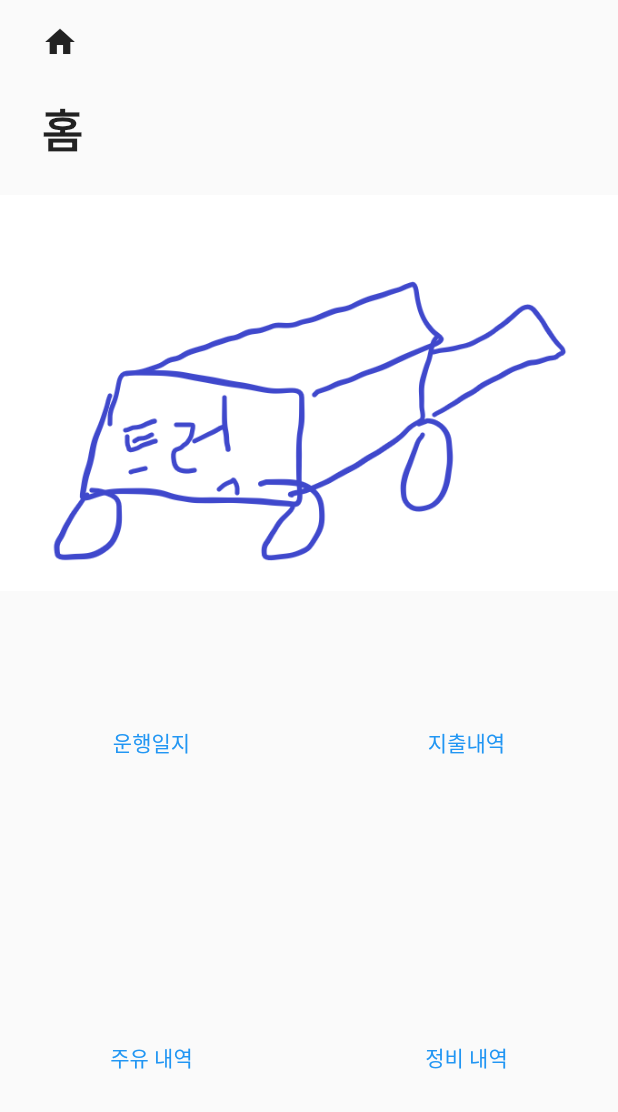
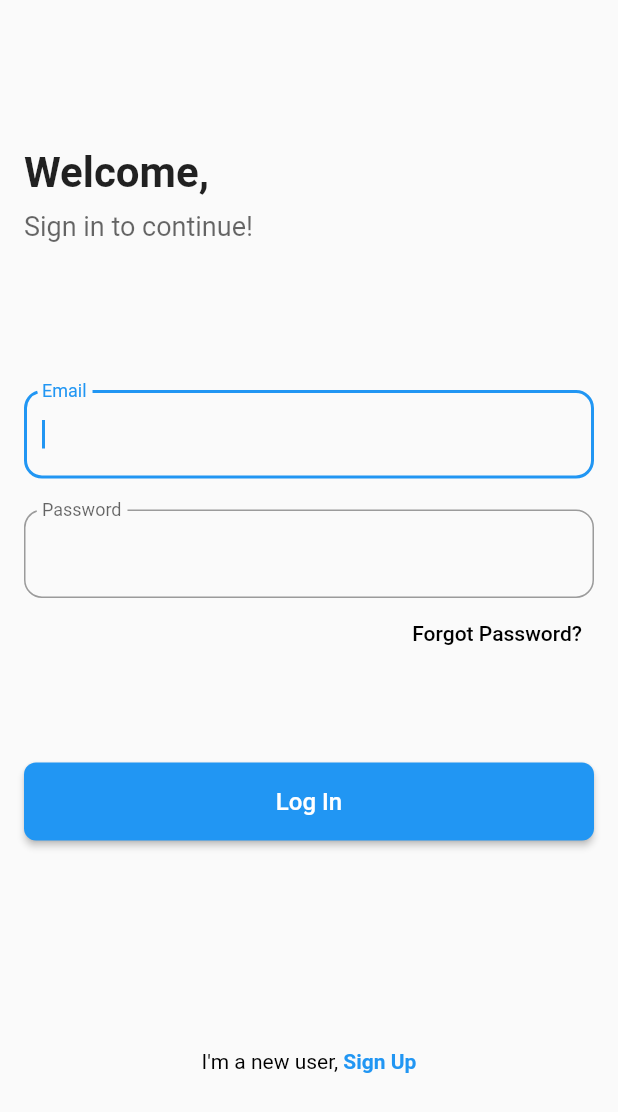
Before and after one commit to jun-young1993/freight-ui, a Flutter app: the screen it shows after launch, on a phone screen of 412 x 824 dp. Shown: the top 1112 px of the screen. Run offline on Flutter 3.47's test engine with Material 2 defaults, Android fonts, the phone set to English and light mode, and no system bars; our stand-ins replace flutter_bloc, syncfusion_flutter_datepicker; missing offline and left inert: dart:ffi, excel.

```diff
--- a/lib/routes.dart
+++ b/lib/routes.dart
@@ -2,13 +2,14 @@ import 'package:flutter/cupertino.dart';
 import 'package:freight_ui/config/route_map.dart';
 import 'package:freight_ui/ui/screen/expenditure/expenditure.dart';
 import 'package:freight_ui/ui/screen/home/home.dart';
+import 'package:freight_ui/ui/screen/simple_login/simple_login.dart';
 
 import 'core/fade_page_route.dart';
 import 'ui/screen/drive/drive.dart';
 import 'ui/screen/maintenance/maintenance.dart';
 import 'ui/screen/oil/oil.dart';
 
-enum Routes { home, drive, expenditure, oil, maintenance }
+enum Routes { home, drive, expenditure, oil, maintenance, simpleLogin }
 
 class _Paths {
   static const String home = 'home';
@@ -16,13 +17,15 @@ class _Paths {
   static const String expenditure = 'expenditure';
   static const String oil = 'oil';
   static const String maintenance = 'maintenance';
+  static const String simpleLogin = 'simpleLogin';
 
   static const Map<Routes, String> _pathMap = {
     Routes.home: _Paths.home,
     Routes.drive: _Paths.drive,
     Routes.expenditure: _Paths.expenditure,
     Routes.oil: _Paths.oil,
-    Routes.maintenance: _Paths.maintenance
+    Routes.maintenance: _Paths.maintenance,
+    Routes.simpleLogin: _Paths.simpleLogin
   };
 
   static String of(Routes route) => _pathMap[route] ?? home;
@@ -46,8 +49,10 @@ class AppNavigator {
         return FadeRoute(page: const OilScreen());
       case _Paths.maintenance:
         return FadeRoute(page: const MaintenanceScreen());
+      case _Paths.simpleLogin:
+        return FadeRoute(page: const SimpleLoginScreen());
       default:
-        return FadeRoute(page: const HomeScreen());
+        return FadeRoute(page: const SimpleLoginScreen());
     }
   }
 
--- a/lib/states/drive/drive_event.dart
+++ b/lib/states/drive/drive_event.dart
@@ -14,3 +14,7 @@ class DriveCreated extends DriveEvent {
   final DriveDto drive;
   const DriveCreated(this.drive);
 }
+
+class DriveExcelDownload extends DriveEvent {
+  const DriveExcelDownload();
+}
--- /dev/null
+++ b/lib/ui/screen/simple_login/simple_login.dart
@@ -0,0 +1,417 @@
+/*
+  Flutter UI
+  ----------
+  lib/screens/simple_login.dart
+*/
+
+import 'package:flutter/material.dart';
+import 'package:freight_ui/routes.dart';
+
+class SimpleLoginScreen extends StatefulWidget {
+  /// Callback for when this form is submitted successfully. Parameters are (email, password)
+  final Function(String? email, String? password)? onSubmitted;
+
+  const SimpleLoginScreen({this.onSubmitted, Key? key}) : super(key: key);
+  @override
+  State<SimpleLoginScreen> createState() => _SimpleLoginScreenState();
+}
+
+class _SimpleLoginScreenState extends State<SimpleLoginScreen> {
+  late String email, password;
+  String? emailError, passwordError;
+  Function(String? email, String? password)? get onSubmitted =>
+      widget.onSubmitted;
+
+  @override
+  void initState() {
+    super.initState();
+    email = '';
+    password = '';
+
+    emailError = null;
+    passwordError = null;
+  }
+
+  void resetErrorText() {
+    setState(() {
+      emailError = null;
+      passwordError = null;
+    });
+  }
+
+  bool validate() {
+    resetErrorText();
+
+    RegExp emailExp = RegExp(
+        r"^[a-zA-Z0-9.!#$%&'*+/=?^_`{|}~-]+@[a-zA-Z0-9](?:[a-zA-Z0-9-]{0,253}[a-zA-Z0-9])?(?:\.[a-zA-Z0-9](?:[a-zA-Z0-9-]{0,253}[a-zA-Z0-9])?)*$");
+
+    bool isValid = true;
+    if (email.isEmpty || !emailExp.hasMatch(email)) {
+      setState(() {
+        emailError = 'Email is invalid';
+      });
+      isValid = false;
+    }
+
+    if (password.isEmpty) {
+      setState(() {
+        passwordError = 'Please enter a password';
+      });
+      isValid = false;
+    }
+
+    return isValid;
+  }
+
+  void submit() {
+    // 임시
+    AppNavigator.push(Routes.home);
+
+
+    // if (validate()) {
+    //   if (onSubmitted != null) {
+    //     onSubmitted!(email, password);
+    //   }
+    // }
+  }
+
+  @override
+  Widget build(BuildContext context) {
+    double screenHeight = MediaQuery.of(context).size.height;
+
+    return Scaffold(
+      body: Padding(
+        padding: const EdgeInsets.symmetric(horizontal: 16),
+        child: ListView(
+          children: [
+            SizedBox(height: screenHeight * .12),
+            const Text(
+              'Welcome,',
+              style: TextStyle(
+                fontSize: 28,
+                fontWeight: FontWeight.bold,
+              ),
+            ),
+            SizedBox(height: screenHeight * .01),
+            Text(
+              'Sign in to continue!',
+              style: TextStyle(
+                fontSize: 18,
+                color: Colors.black.withOpacity(.6),
+              ),
+            ),
+            SizedBox(height: screenHeight * .12),
+            InputField(
+              onChanged: (value) {
+                setState(() {
+                  email = value;
+                });
+              },
+              labelText: 'Email',
+              errorText: emailError,
+              keyboardType: TextInputType.emailAddress,
+              textInputAction: TextInputAction.next,
+              autoFocus: true,
+            ),
+            SizedBox(height: screenHeight * .025),
+            InputField(
+              onChanged: (value) {
+                setState(() {
+                  password = value;
+                });
+              },
+              onSubmitted: (val) => submit(),
+              labelText: 'Password',
+              errorText: passwordError,
+              obscureText: true,
+              textInputAction: TextInputAction.next,
+            ),
+            Align(
+              alignment: Alignment.centerRight,
+              child: TextButton(
+                onPressed: () {},
+                child: const Text(
+                  'Forgot Password?',
+                  style: TextStyle(
+                    color: Colors.black,
+                  ),
+                ),
+              ),
+            ),
+            SizedBox(
+              height: screenHeight * .075,
+            ),
+            FormButton(
+              text: 'Log In',
+              onPressed: submit,
+            ),
+            SizedBox(
+              height: screenHeight * .15,
+            ),
+            TextButton(
+              onPressed: () => Navigator.push(
+                context,
+                MaterialPageRoute(
+                  builder: (_) => const SimpleRegisterScreen(),
+                ),
+              ),
+              child: RichText(
+                text: const TextSpan(
+                  text: "I'm a new user, ",
+                  style: TextStyle(color: Colors.black),
+                  children: [
+                    TextSpan(
+                      text: 'Sign Up',
+                      style: TextStyle(
+                        color: Colors.blue,
+                        fontWeight: FontWeight.bold,
+                      ),
+                    ),
+                  ],
+                ),
+              ),
+            )
+          ],
+        ),
+      ),
+    );
+  }
+}
+
+class SimpleRegisterScreen extends StatefulWidget {
+  /// Callback for when this form is submitted successfully. Parameters are (email, password)
+  final Function(String? email, String? password)? onSubmitted;
+
+  const SimpleRegisterScreen({this.onSubmitted, Key? key}) : super(key: key);
+
+  @override
+  State<SimpleRegisterScreen> createState() => _SimpleRegisterScreenState();
+}
+
+class _SimpleRegisterScreenState extends State<SimpleRegisterScreen> {
+  late String email, password, confirmPassword;
+  String? emailError, passwordError;
+  Function(String? email, String? password)? get onSubmitted =>
+      widget.onSubmitted;
+
+  @override
+  void initState() {
+    super.initState();
+    email = '';
+    password = '';
+    confirmPassword = '';
+
+    emailError = null;
+    passwordError = null;
+  }
+
+  void resetErrorText() {
+    setState(() {
+      emailError = null;
+      passwordError = null;
+    });
+  }
+
+  bool validate() {
+    resetErrorText();
+
+    RegExp emailExp = RegExp(
+        r"^[a-zA-Z0-9.!#$%&'*+/=?^_`{|}~-]+@[a-zA-Z0-9](?:[a-zA-Z0-9-]{0,253}[a-zA-Z0-9])?(?:\.[a-zA-Z0-9](?:[a-zA-Z0-9-]{0,253}[a-zA-Z0-9])?)*$");
+
+    bool isValid = true;
+    if (email.isEmpty || !emailExp.hasMatch(email)) {
+      setState(() {
+        emailError = 'Email is invalid';
+      });
+      isValid = false;
+    }
+
+    if (password.isEmpty || confirmPassword.isEmpty) {
+      setState(() {
+        passwordError = 'Please enter a password';
+      });
+      isValid = false;
+    }
+    if (password != confirmPassword) {
+      setState(() {
+        passwordError = 'Passwords do not match';
+      });
+      isValid = false;
+    }
+
+    return isValid;
+  }
+
+  void submit() {
+    if (validate()) {
+      if (onSubmitted != null) {
+        onSubmitted!(email, password);
+      }
+    }
+  }
+
+  @override
+  Widget build(BuildContext context) {
+    double screenHeight = MediaQuery.of(context).size.height;
+
+    return Scaffold(
+      body: Padding(
+        padding: const EdgeInsets.symmetric(horizontal: 16),
+        child: ListView(
+          children: [
+            SizedBox(height: screenHeight * .12),
+            const Text(
+              'Create Account,',
+              style: TextStyle(
+                fontSize: 28,
+                fontWeight: FontWeight.bold,
+              ),
+            ),
+            SizedBox(height: screenHeight * .01),
+            Text(
+              'Sign up to get started!',
+              style: TextStyle(
+                fontSize: 18,
+                color: Colors.black.withOpacity(.6),
+              ),
+            ),
+            SizedBox(height: screenHeight * .12),
+            InputField(
+              onChanged: (value) {
+                setState(() {
+                  email = value;
+                });
+              },
+              labelText: 'Email',
+              errorText: emailError,
+              keyboardType: TextInputType.emailAddress,
+              textInputAction: TextInputAction.next,
+              autoFocus: true,
+            ),
+            SizedBox(height: screenHeight * .025),
+            InputField(
+              onChanged: (value) {
+                setState(() {
+                  password = value;
+                });
+              },
+              labelText: 'Password',
+              errorText: passwordError,
+              obscureText: true,
+              textInputAction: TextInputAction.next,
+            ),
+            SizedBox(height: screenHeight * .025),
+            InputField(
+              onChanged: (value) {
+                setState(() {
+                  confirmPassword = value;
+                });
+              },
+              onSubmitted: (value) => submit(),
+              labelText: 'Confirm Password',
+              errorText: passwordError,
+              obscureText: true,
+              textInputAction: TextInputAction.done,
+            ),
+            SizedBox(
+              height: screenHeight * .075,
+            ),
+            FormButton(
+              text: 'Sign Up',
+              onPressed: submit,
+            ),
+            SizedBox(
+              height: screenHeight * .125,
+            ),
+            TextButton(
+              onPressed: () => Navigator.pop(context),
+              child: RichText(
+                text: const TextSpan(
+                  text: "I'm already a member, ",
+                  style: TextStyle(color: Colors.black),
+                  children: [
+                    TextSpan(
+                      text: 'Sign In',
+                      style: TextStyle(
+                        color: Colors.blue,
+                        fontWeight: FontWeight.bold,
+                      ),
+                    ),
+                  ],
+                ),
+              ),
+            )
+          ],
+        ),
+      ),
+    );
+  }
+}
+
+class FormButton extends StatelessWidget {
+  final String text;
+  final Function? onPressed;
+  const FormButton({this.text = '', this.onPressed, Key? key})
+      : super(key: key);
+
+  @override
+  Widget build(BuildContext context) {
+    double screenHeight = MediaQuery.of(context).size.height;
+
+    return ElevatedButton(
+      onPressed: onPressed as void Function()?,
+      style: ElevatedButton.styleFrom(
+        padding: EdgeInsets.symmetric(vertical: screenHeight * .02),
+        shape: RoundedRectangleBorder(
+          borderRadius: BorderRadius.circular(8),
+        ),
+      ),
+      child: Text(
+        text,
+        style: const TextStyle(fontSize: 16),
+      ),
+    );
+  }
+}
+
+class InputField extends StatelessWidget {
+  final String? labelText;
+  final Function(String)? onChanged;
+  final Function(String)? onSubmitted;
+  final String? errorText;
+  final TextInputType? keyboardType;
+  final TextInputAction? textInputAction;
+  final bool autoFocus;
+  final bool obscureText;
+  const InputField(
+      {this.labelText,
+      this.onChanged,
+      this.onSubmitted,
+      this.errorText,
+      this.keyboardType,
+      this.textInputAction,
+      this.autoFocus = false,
+      this.obscureText = false,
+      Key? key})
+      : super(key: key);
+
+  @override
+  Widget build(BuildContext context) {
+    return TextField(
+      autofocus: autoFocus,
+      onChanged: onChanged,
+      onSubmitted: onSubmitted,
+      keyboardType: keyboardType,
+      textInputAction: textInputAction,
+      obscureText: obscureText,
+      decoration: InputDecoration(
+        labelText: labelText,
+        errorText: errorText,
+        floatingLabelBehavior: FloatingLabelBehavior.always,
+        border: OutlineInputBorder(
+          borderRadius: BorderRadius.circular(12),
+        ),
+      ),
+    );
+  }
+}
--- a/pubspec.yaml
+++ b/pubspec.yaml
@@ -39,6 +39,9 @@ dependencies:
   http: ^1.1.0
   syncfusion_flutter_datepicker: ^22.2.12
   intl: ^0.18.1
+  excel: ^2.1.0
+  path_provider: ^2.1.1
+  path: ^1.8.3
 
 dev_dependencies:
   flutter_test:
```
Also changed, not shown: lib/services/excel_service.dart (added, +7 -0 lines), lib/states/drive/drive_bloc.dart (+10 -0 lines), lib/ui/screen/drive/sections/drive_fab_menu.dart (+10 -0 lines), 3 other files.
